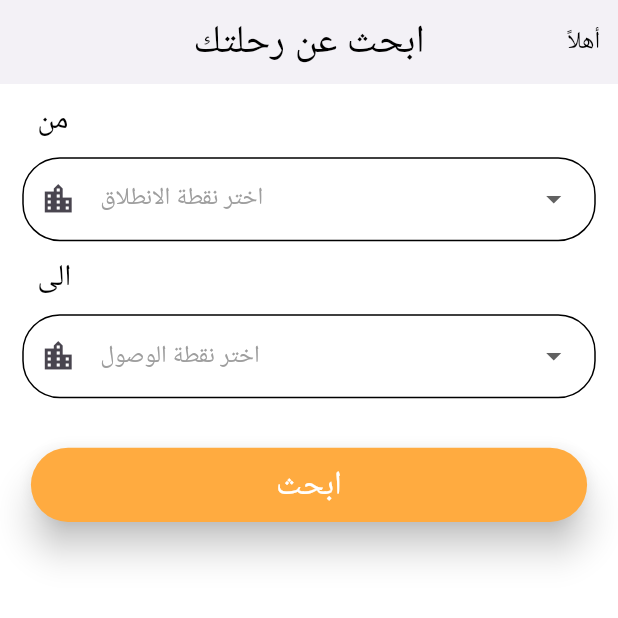
After one commit to amradi6/syria_trip, a Flutter app: the ShowCompany screen opened directly, after a tap on "ابحث", on a phone screen of 412 x 824 dp, the top half of it. The commit adds this screen. Run offline on Flutter 3.47's test engine with Material 3 defaults, Android fonts, the phone set to English and light mode, and no system bars; our stand-ins replace bloc, dropdown_button2, flutter_bloc, shared_preferences; accounts and stored records are empty.

Commit message:
feat: Implement trip search and company display
This commit introduces the main functionality for searching for trips, displaying available companies, and viewing their routes. It integrates a new `MainCubit` for state management of the main application screens.

- **Trip Search Screen (`ShowCompany`):**
  - Created a new screen `ShowCompany` that allows users to search for trips by selecting "from" and "to" locations.
  - Implemented dropdowns for location selection using the `dropdown_button2` package.
  - Added a "Search" button that triggers an API call to fetch companies operating on the selected route.
  - Displays a grid of available companies with their logos and phone numbers.
  - Shows the user's current balance and welcomes them by name in the `AppBar`.

- **State Management (`MainCubit`):**
  - Introduced `MainCubit` and `MainState` to manage the state for the trip search feature.
  - Added methods to fetch user balance (`fetchBalance`), available companies (`fetchCompany`), and routes for a specific company (`fetchRouteByCompany`).
  - Integrated `MainCubit` into the application using `MultiBlocProvider` in `main.dart`.

- **Company Routes Screen:**
  - Added a new `CompanyRoutesScreen` to display available trips for a selected company.
  - Trips are grouped by date in an `ExpansionTile`. Each trip shows departure time and price.

- **Authentication Flow:**
  - After a successful signup or login, the user is now redirected to the `ShowCompany` screen.
  - Implemented `shared_preferences` to persist `userId` and `name` locally after signup, allowing this data to be retrieved and used across the app.

- **Dependencies:**
  - Added `shared_preferences` for local data storage.
  - Added `dropdown_button2` for enhanced dropdown menus.

```diff
--- a/lib/logic/auth/auth_cubit.dart
+++ b/lib/logic/auth/auth_cubit.dart
@@ -1,6 +1,7 @@
 import 'dart:convert';
 import 'package:flutter/material.dart';
 import 'package:flutter_bloc/flutter_bloc.dart';
+import 'package:shared_preferences/shared_preferences.dart';
 import 'package:syri_trip/logic/auth/auth_state.dart';
 import 'package:http/http.dart' as http;
 
@@ -22,6 +23,10 @@ class AuthCubit extends Cubit<AuthState> {
   bool isHidden = false;
 
   bool isHidden1 = false;
+
+  String nameForShow = "";
+
+  int? userId;
 
   TextEditingController get name => _name;
 
@@ -45,6 +50,7 @@ class AuthCubit extends Cubit<AuthState> {
     required String name,
     required String phone,
   }) async {
+    final prefs = await SharedPreferences.getInstance();
     try {
       emit(SignupLoading());
       final uri = Uri.parse("http://10.0.2.2:8080/auth/signup");
@@ -58,12 +64,18 @@ class AuthCubit extends Cubit<AuthState> {
           "phoneNumber": phone,
         }),
       );
+      final data = jsonDecode(response.body);
+      String message = data['message'];
+
       if (response.statusCode == 200) {
-        emit(SignupSuccess(response.body));
+        final user = data['user'];
+        userId = user['id'];
+        nameForShow = user['name'];
+        await prefs.setInt('userId', userId!);
+        await prefs.setString('nameForShow', nameForShow);
+        emit(SignupSuccess(message));
       } else {
-        final Map<String, dynamic> data = jsonDecode(response.body);
-        final String errorMessage = data['message'] ?? "حدث خطأ غير معروف";
-        emit(SignupError(errorMessage));
+        emit(SignupError(message));
       }
     } catch (e) {
       emit(SignupError(e.toString()));
@@ -79,14 +91,27 @@ class AuthCubit extends Cubit<AuthState> {
         headers: {'Content-Type': 'application/json'},
         body: jsonEncode({"email": email, "password": password}),
       );
+      final data = jsonDecode(response.body);
+      final String message = data['message'];
       if (response.statusCode == 200) {
-        emit(LoginSuccess(response.body));
+        emit(LoginSuccess(message));
       } else {
-        emit(LoginError(response.body));
+        emit(LoginError(message));
       }
     } catch (e) {
       emit(LoginError(e.toString()));
     }
+  }
+
+  Future<int?> getUserId() async {
+    final prefs = await SharedPreferences.getInstance();
+    return prefs.getInt('userId');
+  }
+
+  Future<String?> getName() async {
+    final prefs = await SharedPreferences.getInstance();
+    nameForShow = prefs.getString('nameForShow') ?? "";
+    return nameForShow;
   }
 
   void togglePasswordVisibilityForSignup() {
--- /dev/null
+++ b/lib/logic/main/main_cubit.dart
@@ -0,0 +1,86 @@
+import 'dart:convert';
+
+import 'package:bloc/bloc.dart';
+import 'package:http/http.dart' as http show get;
+import 'package:meta/meta.dart';
+
+part 'main_state.dart';
+
+class MainCubit extends Cubit<MainState> {
+  MainCubit() : super(MainInitial());
+
+  double? currentBalance;
+
+  Future<void> fetchBalance({required int userid}) async {
+    try{
+    emit(BalanceLoading());
+    final url = Uri.parse("http://10.0.2.2:8080/balance/$userid");
+    final response = await http.get(url);
+    if (response.statusCode == 200) {
+      final balance = double.tryParse(response.body) ?? 0.0;
+      currentBalance = balance;
+      emit(BalanceSuccess(balance));
+    } else {
+      emit(BalanceError("فشل في جلب الرصيد"));
+    }
+    }catch(e){
+      emit(BalanceError(e.toString()));
+    }
+  }
+
+  String from = "";
+
+  String to = "";
+
+  void setFrom(String value) {
+    from = value;
+    emit(MainFromChanged(value));
+  }
+
+  void setTo(String value) {
+    to = value;
+    emit(MainToChanged(value));
+  }
+
+  Future<void> fetchCompany() async {
+    if (from.isEmpty || to.isEmpty) return;
+
+    emit(CompanyLoading());
+    try {
+      final url = Uri.parse(
+        "http://10.0.2.2:8080/routes/companies?from=$from&to=$to",
+      );
+      final response = await http.get(url);
+      if (response.statusCode == 200) {
+        final data = jsonDecode(response.body);
+        emit(CompanySuccess(data));
+      } else {
+        emit(CompanyError("خطأ في جلب البيانات"));
+      }
+    } catch (e) {
+      emit(CompanyError(e.toString()));
+    }
+  }
+
+  Future<void> fetchRouteByCompany({
+    required int companyId,
+    required String from,
+    required String to,
+  }) async {
+    emit(CompanyRouteLoading());
+    try {
+      final url = Uri.parse(
+        "http://10.0.2.2:8080/routes/by-company?companyId=$companyId&from=$from&to=$to",
+      );
+      final response = await http.get(url);
+      if (response.statusCode == 200) {
+        final data = jsonDecode(response.body);
+        emit(CompanyRouteSuccess(data));
+      } else {
+        emit(CompanyRouteError("حدث خطأ أثناء جلب البيانات"));
+      }
+    } catch (e) {
+      emit(CompanyError(e.toString()));
+    }
+  }
+}
--- /dev/null
+++ b/lib/logic/main/main_state.dart
@@ -0,0 +1,52 @@
+part of 'main_cubit.dart';
+
+@immutable
+sealed class MainState {}
+
+final class MainInitial extends MainState {}
+
+final class BalanceLoading extends MainState{}
+
+final class BalanceSuccess extends MainState{
+  final double balance;
+  BalanceSuccess(this.balance);
+}
+
+final class BalanceError extends MainState{
+  final String message;
+  BalanceError(this.message);
+}
+
+final class CompanyLoading extends MainState{}
+
+final class CompanySuccess extends MainState{
+  final List<dynamic> companies;
+  CompanySuccess(this.companies);
+}
+
+final class CompanyError extends MainState{
+  final String message;
+  CompanyError(this.message);
+}
+
+final class MainFromChanged extends MainState{
+  final String from;
+  MainFromChanged(this.from);
+}
+
+final class MainToChanged extends MainState{
+  final String to;
+  MainToChanged(this.to);
+}
+
+final class CompanyRouteLoading extends MainState{}
+
+final class CompanyRouteSuccess extends MainState{
+  final Map<String, dynamic> routes;
+  CompanyRouteSuccess(this.routes);
+}
+
+final class CompanyRouteError extends MainState{
+  final String message;
+  CompanyRouteError(this.message);
+}
--- a/lib/main.dart
+++ b/lib/main.dart
@@ -1,12 +1,16 @@
 import 'package:flutter/material.dart';
 import 'package:flutter_bloc/flutter_bloc.dart';
 import 'package:syri_trip/logic/auth/auth_cubit.dart';
+import 'package:syri_trip/logic/main/main_cubit.dart';
 import 'package:syri_trip/presentation/auth/screens/signup.dart';
 
 void main() {
   runApp(
     MultiBlocProvider(
-      providers: [BlocProvider(create: (context) => AuthCubit())],
+      providers: [
+        BlocProvider(create: (context) => AuthCubit()),
+        BlocProvider(create: (context) => MainCubit()),
+      ],
       child: const MyApp(),
     ),
   );
--- a/lib/presentation/auth/screens/login.dart
+++ b/lib/presentation/auth/screens/login.dart
@@ -3,6 +3,7 @@ import 'package:flutter_bloc/flutter_bloc.dart';
 import 'package:syri_trip/logic/auth/auth_cubit.dart';
 import 'package:syri_trip/logic/auth/auth_state.dart';
 import 'package:syri_trip/presentation/auth/widgets/column_filed_for_login.dart';
+import 'package:syri_trip/presentation/main/screens/show_company.dart';
 
 class Login extends StatelessWidget {
   const Login({super.key});
@@ -33,6 +34,7 @@ class Login extends StatelessWidget {
                        closeIconColor: Colors.red,
                      ),
                    );
+                   Navigator.pushReplacement(context, MaterialPageRoute(builder: (context) => ShowCompany(),));
                 }
                 else if (state is LoginError) {
                   ScaffoldMessenger.of(context).showSnackBar(
--- a/lib/presentation/auth/screens/signup.dart
+++ b/lib/presentation/auth/screens/signup.dart
@@ -4,6 +4,7 @@ import 'package:syri_trip/logic/auth/auth_cubit.dart';
 import 'package:syri_trip/logic/auth/auth_state.dart';
 import 'package:syri_trip/presentation/auth/widgets/auth_toggle_button.dart';
 import 'package:syri_trip/presentation/auth/widgets/column_filed_for_signup.dart';
+import 'package:syri_trip/presentation/main/screens/show_company.dart';
 
 class Signup extends StatelessWidget {
   const Signup({super.key});
@@ -60,7 +61,9 @@ class Signup extends StatelessWidget {
                           closeIconColor: Colors.red,
                         ),
                       );
-                    } else if (state is SignupError) {
+                      Navigator.pushReplacement(context, MaterialPageRoute(builder: (context) => ShowCompany(),));
+                    }
+                    else if (state is SignupError) {
                       ScaffoldMessenger.of(context).showSnackBar(
                         SnackBar(
                           content: Text(
--- /dev/null
+++ b/lib/presentation/main/screens/show_company.dart
@@ -0,0 +1,322 @@
+import 'package:flutter/material.dart';
+import 'package:flutter_bloc/flutter_bloc.dart';
+import 'package:syri_trip/logic/auth/auth_cubit.dart';
+import 'package:syri_trip/logic/main/main_cubit.dart';
+import 'package:syri_trip/presentation/main/screens/company_routes.dart';
+import 'package:syri_trip/presentation/main/widgets/column_for_dropdown.dart';
+
+class ShowCompany extends StatefulWidget {
+  const ShowCompany({super.key});
+
+  @override
+  State<ShowCompany> createState() => _ShowCompanyState();
+}
+
+class _ShowCompanyState extends State<ShowCompany> {
+  @override
+  void initState() {
+    super.initState();
+
+    final authCubit = context.read<AuthCubit>();
+
+    authCubit.getUserId().then((userId) {
+      if (userId != null) {
+        context.read<MainCubit>().fetchBalance(userid: userId);
+      }
+    });
+  }
+
+  @override
+  Widget build(BuildContext context) {
+    final size = MediaQuery.of(context).size;
+
+    return Scaffold(
+      backgroundColor: Colors.white,
+      appBar: AppBar(
+        backgroundColor: Colors.grey.shade50,
+        centerTitle: true,
+        elevation: 1,
+        title: const Text(
+          "ابحث عن رحلتك",
+          style: TextStyle(
+            fontSize: 26,
+            fontWeight: FontWeight.w500,
+            color: Colors.black,
+          ),
+        ),
+        actions: [
+          Padding(
+            padding: EdgeInsets.only(right: size.width * 0.024),
+            child: BlocBuilder<MainCubit, MainState>(
+              builder: (context, state) {
+                final cubit = context.read<MainCubit>();
+                final balance = cubit.currentBalance;
+                if (state is BalanceLoading) {
+                  return const Center(
+                    child: Text(
+                      "جارِ تحميل الرصيد...",
+                      style: TextStyle(color: Colors.black, fontSize: 14),
+                    ),
+                  );
+                }
+                if (balance != null) {
+                  return Center(
+                    child: Text(
+                      "رصيدك: ل.س ${balance.toStringAsFixed(0)}",
+                      style: const TextStyle(
+                        color: Colors.black,
+                        fontSize: 16,
+                        fontWeight: FontWeight.bold,
+                      ),
+                    ),
+                  );
+                }
+                if (state is BalanceError) {
+                  return Center(
+                    child: Text(
+                      "خطأ في تحميل الرصيد",
+                      style: TextStyle(
+                        color: Colors.red.shade400,
+                        fontSize: 14,
+                      ),
+                    ),
+                  );
+                }
+                return const SizedBox.shrink();
+              },
+            ),
+          ),
+          Padding(
+            padding: EdgeInsets.only(right: size.width * 0.019),
+            child: FutureBuilder(
+              future: context.read<AuthCubit>().getName(),
+              builder: (context, snapshot) {
+                return Center(
+                  child: Text(
+                    snapshot.hasData ? "أهلاً ${snapshot.data}" : "",
+                    style: const TextStyle(color: Colors.black, fontSize: 16),
+                  ),
+                );
+              },
+            ),
+          ),
+        ],
+      ),
+      body: SingleChildScrollView(
+        child: Padding(
+          padding: EdgeInsets.symmetric(horizontal: size.width * 0.036),
+          child: Column(
+            crossAxisAlignment: CrossAxisAlignment.start,
+            children: [
+              SizedBox(height: size.height * 0.012),
+
+              ColumnForDropdown(
+                text: "من",
+                labelText: "اختر نقطة الانطلاق",
+                isFrom: true,
+              ),
+
+              SizedBox(height: size.height * 0.012),
+
+              ColumnForDropdown(
+                text: "الى",
+                labelText: "اختر نقطة الوصول",
+                isFrom: false,
+              ),
+
+              SizedBox(height: size.height * 0.02),
+
+              BlocBuilder<MainCubit, MainState>(
+                builder: (context, state) {
+                  if (state is CompanyLoading) {
+                    return const Center(child: CircularProgressIndicator());
+                  }
+
+                  if (state is CompanySuccess) {
+                    if (state.companies.isEmpty) {
+                      return Padding(
+                        padding: EdgeInsets.only(top: size.height * 0.054),
+                        child: Center(
+                          child: Text(
+                            "لا توجد شركات متاحة حالياً لهذه المحافظات.\nنشكر تفهمكم ❤️",
+                            textAlign: TextAlign.center,
+                            style: const TextStyle(
+                              fontSize: 20,
+                              fontWeight: FontWeight.bold,
+                              color: Colors.black54,
+                            ),
+                          ),
+                        ),
+                      );
+                    }
+
+                    return GridView.builder(
+                      shrinkWrap: true,
+                      physics: const NeverScrollableScrollPhysics(),
+                      itemCount: state.companies.length,
+                      gridDelegate:
+                          const SliverGridDelegateWithFixedCrossAxisCount(
+                            crossAxisCount: 2,
+                            mainAxisSpacing: 10,
+                            crossAxisSpacing: 10,
+                            childAspectRatio: 0.9,
+                          ),
+                      itemBuilder: (context, index) {
+                        final company = state.companies[index];
+                        final logoUrl = company["logoUrl"];
+
+                        return GestureDetector(
+                          onTap: () {
+                            final from = context.read<MainCubit>().from;
+                            final to = context.read<MainCubit>().to;
+                            final companyId = company["id"];
+
+                            context.read<MainCubit>().fetchRouteByCompany(
+                              companyId: companyId,
+                              from: from,
+                              to: to,
+                            );
+
+                            Navigator.push(
+                              context,
+                              MaterialPageRoute(
+                                builder: (_) => const CompanyRoutesScreen(),
+                              ),
+                            );
+                          },
+                          child: Container(
+                            decoration: BoxDecoration(
+                              borderRadius: BorderRadius.circular(20),
+                              color: Colors.white,
+                              boxShadow: [
+                                BoxShadow(
+                                  color: Colors.black26,
+                                  blurRadius: 5,
+                                  offset: const Offset(0, 3),
+                                ),
+                              ],
+                            ),
+                            child: ClipRRect(
+                              borderRadius: BorderRadius.circular(20),
+                              child: Stack(
+                                fit: StackFit.expand,
+                                children: [
+                                  if (logoUrl != null && logoUrl.isNotEmpty)
+                                    Image.network(
+                                      logoUrl,
+                                      fit: BoxFit.cover,
+                                      width: double.infinity,
+                                      errorBuilder:
+                                          (context, error, stackTrace) {
+                                            return Container(
+                                              color: Colors.grey.shade300,
+                                              child: const Icon(
+                                                Icons.business,
+                                                size: 60,
+                                                color: Colors.grey,
+                                              ),
+                                            );
+                                          },
+                                    )
+                                  else
+                                    Container(
+                                      color: Colors.grey.shade300,
+                                      alignment: Alignment.center,
+                                      child: const Icon(
+                                        Icons.business,
+                                        size: 60,
+                                        color: Colors.grey,
+                                      ),
+                                    ),
+                                  Container(
+                                    decoration: const BoxDecoration(
+                                      gradient: LinearGradient(
+                                        begin: Alignment.topCenter,
+                                        end: Alignment.bottomCenter,
+                                        colors: [
+                                          Colors.transparent,
+                                          Colors.black54,
+                                        ],
+                                      ),
+                                    ),
+                                  ),
+                                  Align(
+                                    alignment: Alignment.bottomCenter,
+                                    child: Padding(
+                                      padding: const EdgeInsets.all(8.0),
+                                      child: Column(
+                                        mainAxisSize: MainAxisSize.min,
+                                        children: [
+                                          Text(
+                                            company['name'],
+                                            style: const TextStyle(
+                                              color: Colors.white,
+                                              fontSize: 18,
+                                              fontWeight: FontWeight.bold,
+                                            ),
+                                            textAlign: TextAlign.center,
+                                          ),
+                                          Text(
+                                            "الهاتف: ${company['phone']}",
+                                            style: const TextStyle(
+                                              color: Colors.white70,
+                                              fontSize: 14,
+                                            ),
+                                            textAlign: TextAlign.center,
+                                          ),
+                                        ],
+                                      ),
+                                    ),
+                                  ),
+                                ],
+                              ),
+                            ),
+                          ),
+                        );
+                      },
+                    );
+                  }
+
+                  if (state is CompanyError) {
+                    return Center(
+                      child: Text(
+                        state.message,
+                        style: const TextStyle(color: Colors.red, fontSize: 18),
+                      ),
+                    );
+                  }
+
+                  return const SizedBox.shrink();
+                },
+              ),
+
+              SizedBox(height: size.height * 0.02),
+
+              Center(
+                child: ElevatedButton(
+                  onPressed: () {
+                    context.read<MainCubit>().fetchCompany();
+                  },
+                  style: ElevatedButton.styleFrom(
+                    backgroundColor: Colors.orangeAccent,
+                    fixedSize: Size(size.width * 0.9, size.height * 0.06),
+                    elevation: 10,
+                    shape: RoundedRectangleBorder(
+                      borderRadius: BorderRadius.circular(25),
+                    ),
+                  ),
+                  child: const Text(
+                    "ابحث",
+                    style: TextStyle(color: Colors.white, fontSize: 22),
+                  ),
+                ),
+              ),
+
+              SizedBox(height: size.height * 0.03),
+            ],
+          ),
+        ),
+      ),
+    );
+  }
+}
--- /dev/null
+++ b/lib/presentation/main/widgets/column_for_dropdown.dart
@@ -0,0 +1,110 @@
+import 'package:dropdown_button2/dropdown_button2.dart';
+import 'package:flutter/material.dart';
+import 'package:flutter_bloc/flutter_bloc.dart';
+import 'package:syri_trip/logic/main/main_cubit.dart';
+
+class ColumnForDropdown extends StatelessWidget {
+  const ColumnForDropdown({
+    super.key,
+    required this.labelText,
+    required this.text,
+    required this.isFrom,
+  });
+
+  final String text;
+
+  final String labelText;
+
+  final bool isFrom;
+
+  static const List<String> cites = [
+    "دمشق",
+    "حلب",
+    "حمص",
+    "حماة",
+    "اللاذقية",
+    "طرطوس",
+    "إدلب",
+    "درعا",
+    "السويداء",
+    "دير الزور",
+    "الرقة",
+    "الحسكة",
+  ];
+
+  @override
+  Widget build(BuildContext context) {
+    final size = MediaQuery.of(context).size;
+    final cubit = context.read<MainCubit>();
+    return BlocBuilder<MainCubit, MainState>(
+      builder: (context, state) {
+        String? selectedValue = isFrom ? cubit.from : cubit.to;
+        return Column(
+          crossAxisAlignment: CrossAxisAlignment.start,
+          children: [
+            Padding(
+              padding: EdgeInsets.only(left: size.width * 0.0243),
+              child: Text(
+                text,
+                style: const TextStyle(color: Colors.black, fontSize: 20),
+              ),
+            ),
+            SizedBox(height: size.height * 0.012),
+            DropdownButtonFormField2(
+              value: selectedValue.isEmpty ? null : selectedValue,
+              items: cites.map((e) {
+                return DropdownMenuItem(value: e, child: Text(e));
+              }).toList(),
+              decoration: InputDecoration(
+                labelText: labelText,
+                labelStyle: TextStyle(color: Colors.grey),
+                border: OutlineInputBorder(
+                  borderRadius: BorderRadius.circular(25),
+                ),
+                enabledBorder: OutlineInputBorder(
+                  borderRadius: BorderRadius.circular(25),
+                ),
+                focusedBorder: OutlineInputBorder(
+                  borderRadius: BorderRadius.circular(25),
+                ),
+                prefixIcon: Icon(Icons.location_city),
+              ),
+              selectedItemBuilder: (context) {
+                return cites.map((e) {
+                  return Text(
+                    e,
+                    style: const TextStyle(color: Colors.black, fontSize: 20),
+                  );
+                }).toList();
+              },
+              onChanged: (value) {
+                if (value != null) {
+                  if (isFrom) {
+                    cubit.setFrom(value);
+                  } else {
+                    cubit.setTo(value);
+                  }
+                }
+              },
+              dropdownStyleData: DropdownStyleData(
+                maxHeight: size.height * 0.32,
+                decoration: BoxDecoration(
+                  color: Colors.white,
+                  borderRadius: BorderRadius.all(Radius.circular(25)),
+                  boxShadow: [
+                    BoxShadow(
+                      color: Colors.black26,
+                      blurRadius: 5,
+                      offset: Offset(0, 3),
+                    ),
+                  ],
+                ),
+              ),
+              isExpanded: true,
+            ),
+          ],
+        );
+      },
+    );
+  }
+}
--- a/pubspec.yaml
+++ b/pubspec.yaml
@@ -13,6 +13,8 @@ dependencies:
   block: ^0.0.3
   flutter_bloc: ^9.1.1
   http: ^1.5.0
+  shared_preferences: ^2.5.3
+  dropdown_button2: ^2.3.9
 
 dev_dependencies:
   flutter_test:
```
Also changed, not shown: lib/presentation/main/screens/company_routes.dart (added, +61 -0 lines), pubspec.lock.
